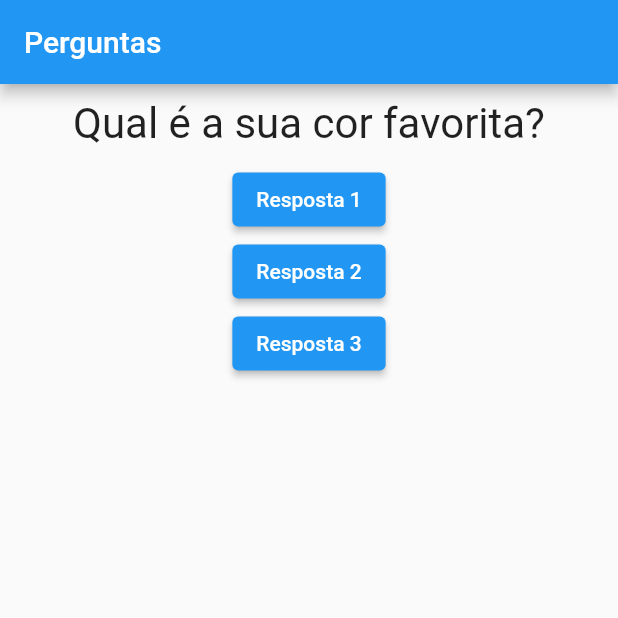
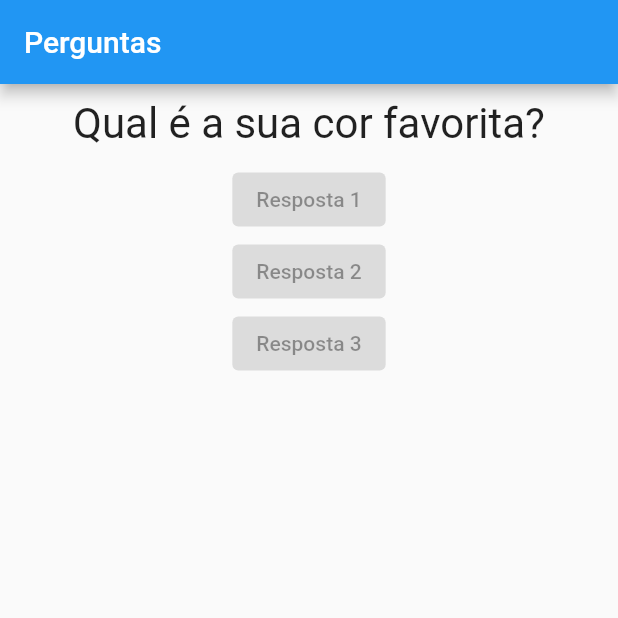
Before and after one commit to Eduardo-Alves-de-Sousa/quiz, a Flutter app: the screen it shows after launch, on a phone screen of 412 x 824 dp, the top half of it. Run offline on Flutter 3.47's test engine with Material 2 defaults, Android fonts, the phone set to English and light mode, and no system bars.

Commit message:
Criando Widget arquivo resposta e seus Widgets

```diff
--- a/quiz/lib/main.dart
+++ b/quiz/lib/main.dart
@@ -1,5 +1,6 @@
 import 'package:flutter/material.dart';
 import './questao.dart';
+import 'resposta.dart';
 
 void main() {
   runApp(const PerguntaApp());
@@ -23,6 +24,8 @@ class _PerguntasAppState extends State<PerguntaApp> {
     ];
 
     return MaterialApp(
+      debugShowCheckedModeBanner: false,
+
       home: Scaffold(
         appBar: AppBar(
           title: const Text('Perguntas'),
@@ -30,25 +33,15 @@ class _PerguntasAppState extends State<PerguntaApp> {
         body: Column(
           children: [
             Questao(perguntas[_perguntaSelecionada]),
-            ElevatedButton(
-              onPressed: _responder,
-              child: const Text('Resposta 1'),
-            ),
-            ElevatedButton(
-              onPressed: _responder,
-              child: const Text('Resposta 2'),
-            ),
-            ElevatedButton(
-              onPressed: _responder,
-              child: const Text('Resposta 3'),
-            ),
+            Resposta('Resposta 1'),
+            Resposta('Resposta 2'),
+            Resposta('Resposta 3'),
           ],
         ),
       ),
     );
   }
 }
-
 
 class PerguntaApp extends StatefulWidget {
   const PerguntaApp({super.key});
--- /dev/null
+++ b/quiz/lib/resposta.dart
@@ -0,0 +1,16 @@
+import 'package:flutter/material.dart';
+
+class Resposta extends StatelessWidget {
+
+  final String texto;
+
+  Resposta(this.texto);
+
+  @override
+  Widget build(BuildContext context) {
+    return ElevatedButton(
+              onPressed: null,
+              child: Text(texto),
+            );
+  }
+}
```
